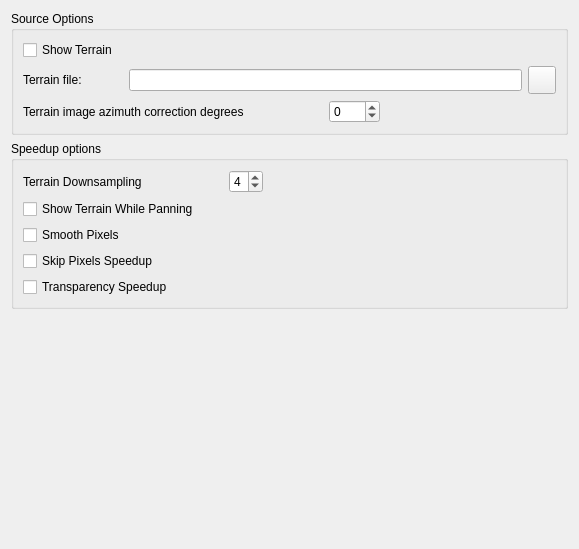
This is kstars/options/opsterrain.ui in KDE/kstars as Qt 5 draws it before an edit. The edited form follows.
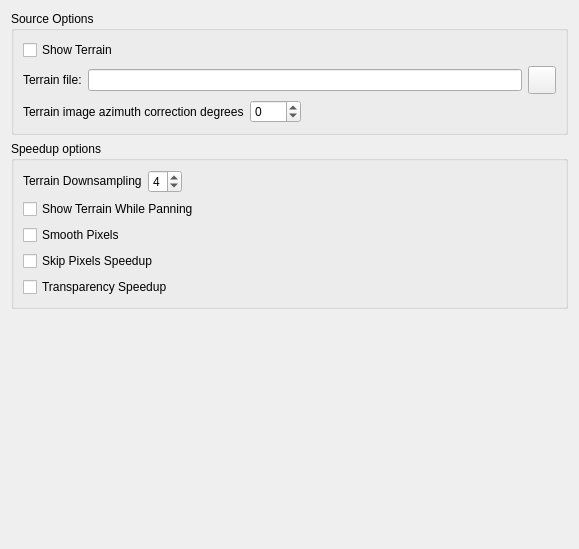
This is the edited form.

Commit message: Remove extra size hints that break translations

```diff
--- a/kstars/options/opsterrain.ui
+++ b/kstars/options/opsterrain.ui
@@ -42,18 +42,6 @@
               <verstretch>0</verstretch>
              </sizepolicy>
             </property>
-            <property name="minimumSize">
-             <size>
-              <width>100</width>
-              <height>0</height>
-             </size>
-            </property>
-            <property name="maximumSize">
-             <size>
-              <width>100</width>
-              <height>16777215</height>
-             </size>
-            </property>
             <property name="whatsThis">
              <string>Specify the terrain file to use.</string>
             </property>
@@ -70,12 +58,6 @@
               <verstretch>0</verstretch>
              </sizepolicy>
             </property>
-            <property name="maximumSize">
-             <size>
-              <width>16777215</width>
-              <height>16777215</height>
-             </size>
-            </property>
            </widget>
           </item>
           <item>
@@ -115,18 +97,6 @@
               <verstretch>0</verstretch>
              </sizepolicy>
             </property>
-            <property name="minimumSize">
-             <size>
-              <width>300</width>
-              <height>0</height>
-             </size>
-            </property>
-            <property name="maximumSize">
-             <size>
-              <width>120</width>
-              <height>16777215</height>
-             </size>
-            </property>
             <property name="toolTip">
              <string>Rotate terrain in azimuth degrees so north is actually north</string>
             </property>
@@ -143,12 +113,6 @@
               <verstretch>0</verstretch>
              </sizepolicy>
             </property>
-            <property name="maximumSize">
-             <size>
-              <width>75</width>
-              <height>16777215</height>
-             </size>
-            </property>
             <property name="toolTip">
              <string>Rotate terrain in azimuth degrees so north is actually north</string>
             </property>
@@ -202,18 +166,6 @@
             <verstretch>0</verstretch>
            </sizepolicy>
           </property>
-          <property name="minimumSize">
-           <size>
-            <width>200</width>
-            <height>0</height>
-           </size>
-          </property>
-          <property name="maximumSize">
-           <size>
-            <width>120</width>
-            <height>40</height>
-           </size>
-          </property>
           <property name="toolTip">
            <string>Set the coarseness of the terrain image rendered. 1 is full resolution, but can be slow, 6 or more would be coarse resolution and fast.</string>
           </property>
@@ -224,12 +176,6 @@
         </item>
         <item>
          <widget class="QSpinBox" name="kcfg_TerrainDownsampling">
-          <property name="maximumSize">
-           <size>
-            <width>100</width>
-            <height>16777215</height>
-           </size>
-          </property>
           <property name="toolTip">
            <string>Set the coarseness of the terrain image rendered. 1 is full resolution, but can be slow, 6 or more would be coarse resolution and fast.</string>
           </property>
```
